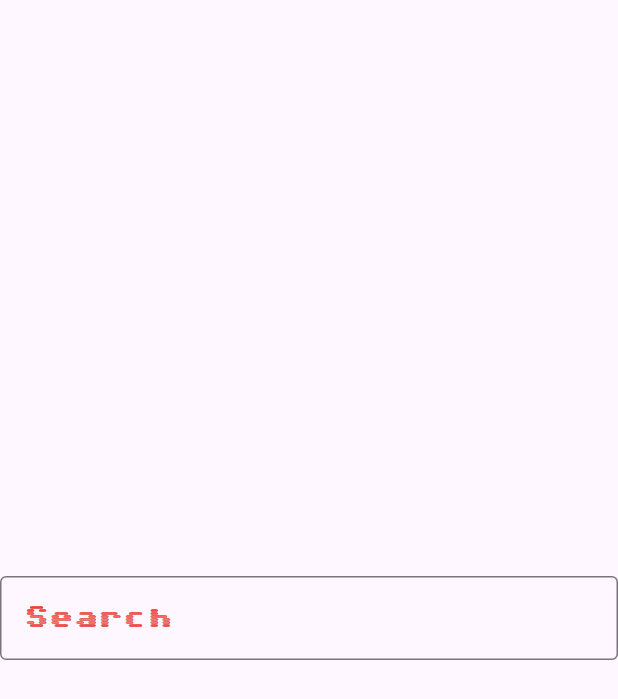
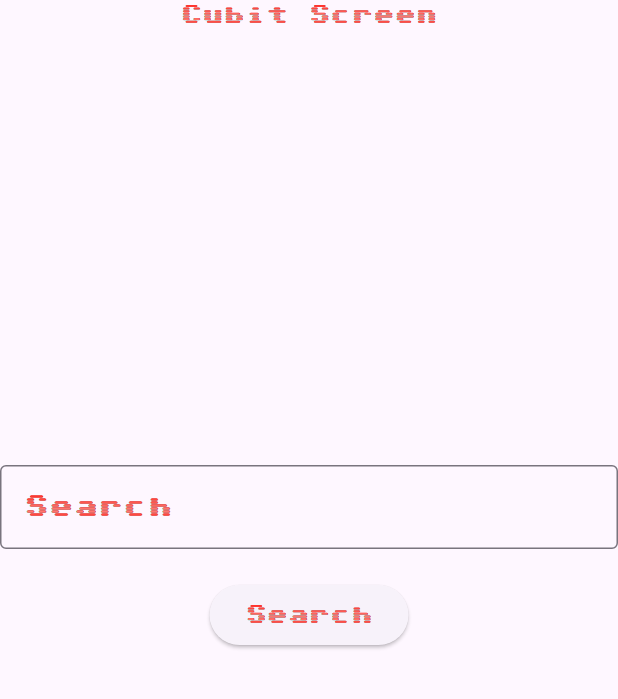
Before and after one commit to AbuMukhlef/cubit_test, a Flutter app: the screen it shows after launch, on a phone screen of 412 x 824 dp. Shown: the top 699 px of the screen. Run offline on Flutter 3.47's test engine with Material 3 defaults, Android fonts, the phone set to English and light mode, and no system bars.

Commit message:
Update home_screen.dart

```diff
--- a/lib/screen/home_screen.dart
+++ b/lib/screen/home_screen.dart
@@ -5,14 +5,24 @@ class HomeScreen extends StatelessWidget {
 
   @override
   Widget build(BuildContext context) {
-    return  Scaffold(
+    return Scaffold(
       body: SafeArea(
         child: Center(
-          child: TextField(
-            decoration: const InputDecoration(
-              border: OutlineInputBorder(),
-              labelText: 'Search',
-            ),
+          child: Column(
+            children: [
+              const Text('Cubit Screen'),
+              const SizedBox(height: 20),
+              const Text(''),
+              const SizedBox(height: 250),
+              TextField(
+                decoration: const InputDecoration(
+                  border: OutlineInputBorder(),
+                  labelText: 'Search',
+                ),
+              ),
+              const SizedBox(height: 20),
+              ElevatedButton(onPressed: () {}, child: const Text('Search')),
+            ],
           ),
         ),
       ),
```
